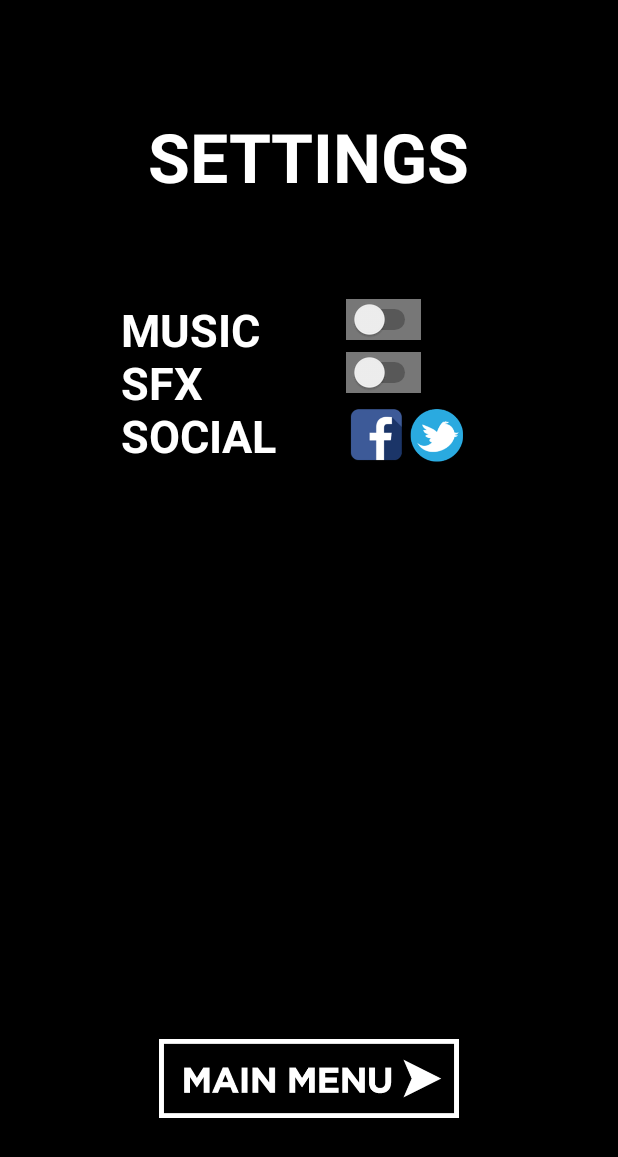
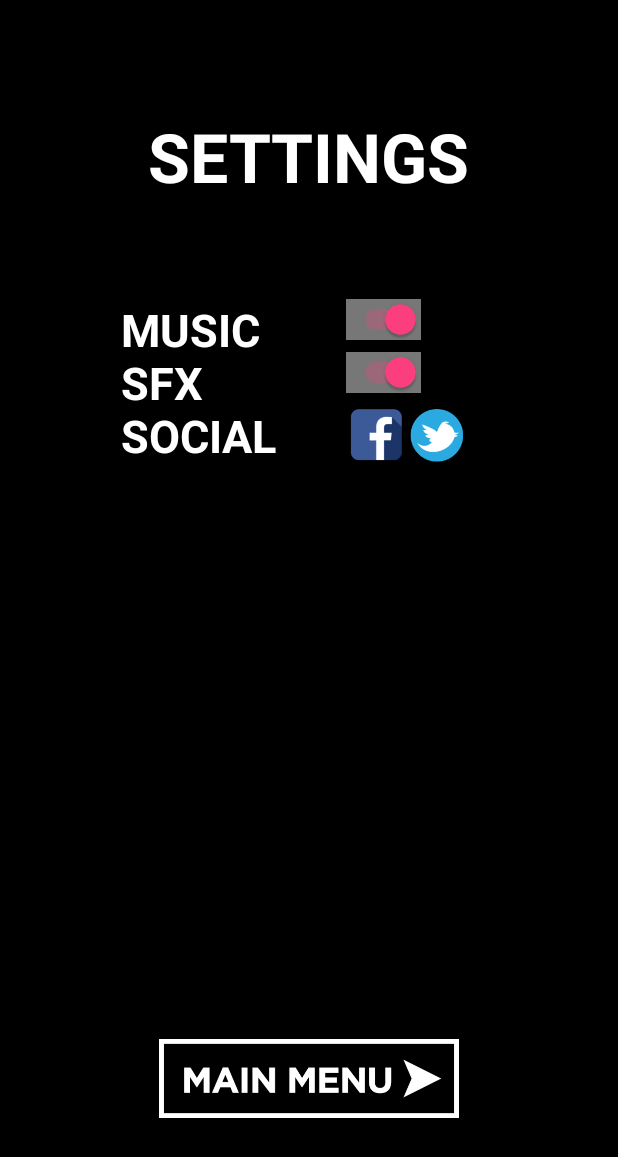
Before and after one commit to jerrinl/BrainScrew, an Android app: the SettingsActivity screen opened directly, with no data from a screen before it, on a phone screen of 412 x 824 dp. Shown: the top 1157 px of the screen. Run offline under Robolectric (Android 15) with nearby library versions, the phone set to English and light mode, and no system bars.

Commit message:
edit SettingsActivity

```diff
--- a/BrainScrew/app/src/main/res/layout/activity_settings.xml
+++ b/BrainScrew/app/src/main/res/layout/activity_settings.xml
@@ -4,8 +4,7 @@
     android:layout_width="match_parent"
     android:layout_height="match_parent"
     tools:context="com.ics466.brainscrew.SettingsActivity"
-    android:background="#000000"
-    android:onClick="gotoMain">
+    android:background="#000000">
 
     <TextView
         android:layout_width="250dp"
@@ -77,8 +76,7 @@
         android:background="#000000"
         android:scaleType="fitCenter"
         android:layout_alignTop="@+id/imageButtonFB"
-        android:layout_toRightOf="@+id/imageButtonFB"
-        android:onClick="shareTwitter" />
+        android:layout_toRightOf="@+id/imageButtonFB" />
 
     <ImageButton
         android:layout_width="40dp"
@@ -88,29 +86,17 @@
         android:background="#000000"
         android:scaleType="fitCenter"
         android:layout_alignTop="@+id/textViewSocial"
-        android:layout_toEndOf="@+id/textViewSocial"
-        android:onClick="shareFB" />
+        android:layout_toEndOf="@+id/textViewSocial" />
 
     <Switch
         android:layout_width="50dp"
         android:layout_height="25dp"
         android:id="@+id/switchSFX"
         android:background="#777777"
-        android:layout_centerVertical="true"
-        android:layout_alignStart="@+id/imageButtonFB"
-        android:layout_alignTop="@+id/textViewSFX"
-        android:onClick="switchSFX" />
-
-    <Switch
-        android:layout_width="50dp"
-        android:layout_height="25dp"
-        android:id="@+id/switchMusic"
-        android:background="#777777"
-        android:layout_below="@+id/textViewSettings"
-        android:layout_alignStart="@+id/switchSFX"
-        android:layout_alignTop="@+id/textViewMusic"
-        android:checked="false"
-        android:onClick="switchMusic" />
+        android:checked="true"
+        android:layout_below="@+id/textViewMusic"
+        android:layout_toEndOf="@+id/textViewSocial"
+        android:layout_alignTop="@+id/textViewSFX" />
 
     <ImageButton
         android:layout_width="200dp"
@@ -123,4 +109,15 @@
         android:layout_alignParentBottom="true"
         android:layout_centerHorizontal="true"
         android:onClick="gotoMain"/>
+
+    <Switch
+        android:layout_width="50dp"
+        android:layout_height="25dp"
+        android:id="@+id/switchMusic"
+        android:background="#777777"
+        android:checked="true"
+        android:layout_below="@+id/textViewSettings"
+        android:layout_alignStart="@+id/switchSFX"
+        android:layout_alignTop="@+id/textViewMusic" />
+
 </RelativeLayout>
```
Also changed, not shown: BrainScrew/app/src/main/java/com/ics466/brainscrew/LevelsActivity.java (+8 -4 lines), BrainScrew/app/src/main/java/com/ics466/brainscrew/SettingsActivity.java (+2 -22 lines), BrainScrew/app/src/main/java/com/ics466/brainscrew/StatsActivity.java (+1 -12 lines), BrainScrew/app/src/main/res/layout/activity_levels.xml (+22 -9 lines), BrainScrew/app/src/main/res/layout/activity_stats.xml (+25 -16 lines).
